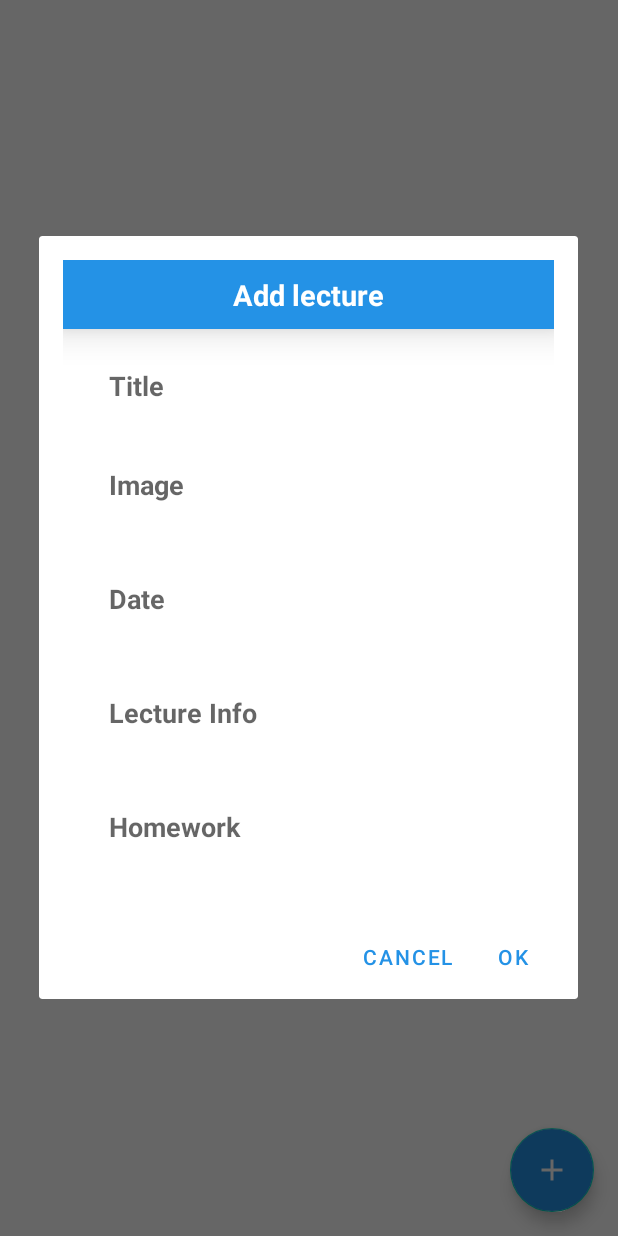
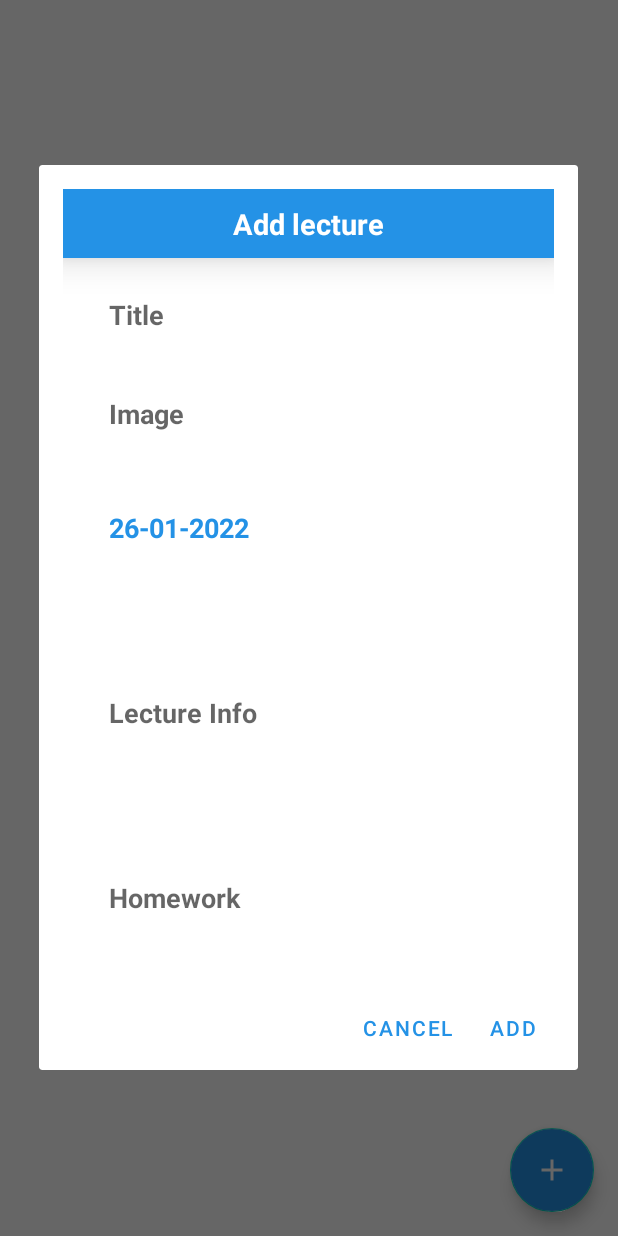
Before and after one commit to anof1r/HHelper-mobile, an Android app: the screen it shows after launch once a user with an empty profile is signed in (MainActivity), after a tap on an icon or button, on a phone screen of 412 x 824 dp. Run offline under Robolectric (Android 15) with nearby library versions, the phone set to English and light mode, and no system bars; our stand-ins replace Firebase (no records; nobody signed in at launch, a user with empty details on screens opened directly); network calls fail; 2 statements that could not run were skipped.

Commit message:
Add lecture,delete item,date visibility features

```diff
--- a/app/src/main/java/com/harman/hhelper/ApiRequests.kt
+++ b/app/src/main/java/com/harman/hhelper/ApiRequests.kt
@@ -13,10 +13,16 @@ interface ApiRequests {
 
     @FormUrlEncoded
     @POST("/addLecture")
-    fun postLecture(@Field("content") content: String,
-                    @Field("date") date: String,
-                    @Field("hw") homeWork: String,
-                    @Field("id") id: Int,
-                    @Field("imgId") ImageId: String,
-                    @Field("title") title: String) : Call<LectureJson>
+    fun postLecture(
+        @Field("content") content: String,
+        @Field("date") date: String,
+        @Field("hw") homeWork: String,
+        @Field("id") id : Int,
+        @Field("imgId") ImageId: String,
+        @Field("title") title: String
+    ) : Call<LectureJson>
+
+    @FormUrlEncoded
+    @POST("/deleteLecture")
+    fun deleteLecture(@Field("id") id: Int) : Call<Unit>
 }
--- a/app/src/main/java/com/harman/hhelper/MainActivity.kt
+++ b/app/src/main/java/com/harman/hhelper/MainActivity.kt
@@ -1,19 +1,17 @@
 package com.harman.hhelper
 
 import android.annotation.SuppressLint
+import android.app.DatePickerDialog
 import android.content.Intent
 import android.os.Bundle
 import android.view.LayoutInflater
 import android.view.MenuItem
 import android.view.View
-import android.widget.EditText
-import android.widget.Toast
+import android.widget.*
 import androidx.appcompat.app.AlertDialog
 import androidx.appcompat.app.AppCompatActivity
 import androidx.core.view.GravityCompat
 import androidx.drawerlayout.widget.DrawerLayout
-import androidx.lifecycle.LiveData
-import androidx.lifecycle.liveData
 import androidx.recyclerview.widget.LinearLayoutManager
 import androidx.recyclerview.widget.RecyclerView
 import androidx.swiperefreshlayout.widget.SwipeRefreshLayout
@@ -26,10 +24,11 @@ import com.harman.hhelper.api.LectureJsonItem
 import com.harman.hhelper.information_response.InfoResponse
 import com.harman.hhelper.information_response.Information
 import kotlinx.coroutines.*
-import retrofit2.Response
 import retrofit2.Retrofit
 import retrofit2.awaitResponse
 import retrofit2.converter.gson.GsonConverterFactory
+import java.text.SimpleDateFormat
+import java.util.*
 
 const val BASE_URL = "http://192.168.0.6:8080"
 
@@ -168,31 +167,56 @@ class MainActivity : AppCompatActivity(), NavigationView.OnNavigationItemSelecte
         return isAdminCheck
     }
 
+    @SuppressLint("SimpleDateFormat")
     @DelicateCoroutinesApi
     private fun addInfo() {
         val inflater = LayoutInflater.from(this)
         val v = inflater.inflate(R.layout.add_item, null)
 
+        val format = "dd-MM-yyyy"
         val addTitle = v.findViewById<EditText>(R.id.addTitle)
         val addLectureInfo = v.findViewById<EditText>(R.id.addContent)
         val addImg = v.findViewById<EditText>(R.id.addImage)
         val addDate = v.findViewById<EditText>(R.id.addDate)
+        addDate.text.clear()
+        addDate.setText(SimpleDateFormat(format).format(System.currentTimeMillis()))
+            val calendar = Calendar.getInstance()
+
+            val dateSetListener = DatePickerDialog.OnDateSetListener { view, year, month, dayOfMonth ->
+                calendar.set(Calendar.YEAR, year)
+                calendar.set(Calendar.MONTH, month)
+                calendar.set(Calendar.DAY_OF_MONTH, dayOfMonth)
+
+                val sdf = SimpleDateFormat(format, Locale.FRANCE)
+                addDate.setText(sdf.format(calendar.time))
+            }
+        addDate.setOnClickListener{
+            DatePickerDialog(this@MainActivity, dateSetListener,
+                calendar.get(Calendar.YEAR),
+                calendar.get(Calendar.MONTH),
+                calendar.get(Calendar.DAY_OF_MONTH)).show()
+        }
+
         val addHw = v.findViewById<EditText>(R.id.addHomeWork)
         //val addId = v.findViewById<EditText>(R.id.addId)
 
         val addDialog = AlertDialog.Builder(this)
 
         addDialog.setView(v)
-        addDialog.setPositiveButton("Ok") { dialog, _ ->
+        addDialog.setPositiveButton("Add") { dialog, _ ->
             val content = addLectureInfo.text.toString()
             val date = addDate.text.toString()
             val homeWork = addHw.text.toString()
             val imageId = addImg.text.toString()
             val title = addTitle.text.toString()
             //val id = addId.text.toString().toInt()
-            val item = LectureJsonItem(content,date,homeWork,1,imageId,title)
+            val item = LectureJsonItem(content,date,homeWork,(date + content).hashCode(),imageId,title)
             GlobalScope.launch {
                 postCurrentData(item)
+                contentArray = getCurrentData()
+                runOnUiThread{
+                    adapter?.updateAdapter(contentArray)
+                }
             }
             Toast.makeText(this, "Adding User Information Success", Toast.LENGTH_SHORT).show()
             dialog.dismiss()
@@ -204,4 +228,17 @@ class MainActivity : AppCompatActivity(), NavigationView.OnNavigationItemSelecte
         addDialog.create()
         addDialog.show()
     }
+
+    @DelicateCoroutinesApi
+    override fun onResume() {
+        super.onResume()
+        GlobalScope.launch {
+            contentArray = getCurrentData()
+            informationResponse = information.getMainContent()
+            runOnUiThread {
+                adapter?.updateAdapter(contentArray)
+                //loadingDialog.dismissDialog()
+            }
+        }
+    }
 }
--- a/app/src/main/java/com/harman/hhelper/RcViewAdapter.kt
+++ b/app/src/main/java/com/harman/hhelper/RcViewAdapter.kt
@@ -23,6 +23,7 @@ class RcViewAdapter(listArray:LectureJson, context: Context): RecyclerView.Adapt
         private val tvTitle: TextView = itemView.findViewById(R.id.tvTitle)
         private val tvContent: TextView = itemView.findViewById(R.id.tvContent)
         private val img: ImageView = itemView.findViewById(R.id.img)
+        private val date: TextView = itemView.findViewById(R.id.tvDate)
 
         private fun getImageId(context: Context, imageName: String): Int {
             return context.resources.getIdentifier("drawable/$imageName", null, context.packageName)
@@ -36,6 +37,7 @@ class RcViewAdapter(listArray:LectureJson, context: Context): RecyclerView.Adapt
             } else {
                 tvContent.text = listItem.content
             }
+            date.text = listItem.date
             img.setImageResource(resId)
             itemView.setOnClickListener {
                 val intent = Intent(context,ContentActivity::class.java).apply {
@@ -43,6 +45,8 @@ class RcViewAdapter(listArray:LectureJson, context: Context): RecyclerView.Adapt
                     putExtra("content",listItem.content)
                     putExtra("hw",listItem.homeWork)
                     putExtra("image",resId)
+                    putExtra("date",listItem.date)
+                    putExtra("id",listItem.id)
                 }
                 context.startActivity(intent)
             }
--- a/app/src/main/res/layout/add_item.xml
+++ b/app/src/main/res/layout/add_item.xml
@@ -7,7 +7,9 @@
     android:gravity="center"
     >
 
-
+    <ScrollView
+        android:layout_width="match_parent"
+        android:layout_height="wrap_content">
     <LinearLayout
         android:orientation="vertical"
         android:layout_margin="16dp"
@@ -69,11 +71,11 @@
             android:layout_marginTop="5dp"
             android:layout_marginBottom="15dp"
             android:layout_width="match_parent"
-            android:layout_height="wrap_content"/>
+            android:layout_height="wrap_content" />
         <EditText
             android:id="@+id/addContent"
             android:hint="Lecture Info"
-            android:inputType="text"
+            android:inputType="text|textMultiLine"
             android:textColor="@color/harmanColor"
             android:background="@color/white"
             android:padding="15dp"
@@ -84,7 +86,7 @@
             android:layout_marginTop="5dp"
             android:layout_marginBottom="15dp"
             android:layout_width="match_parent"
-            android:layout_height="wrap_content"/>
+            android:layout_height="150dp"/>
         <EditText
             android:id="@+id/addHomeWork"
             android:hint="Homework"
@@ -101,8 +103,6 @@
             android:layout_width="match_parent"
             android:layout_height="wrap_content"/>
 
-
-
     </LinearLayout>
-
+    </ScrollView>
 </LinearLayout>
--- a/app/src/main/res/layout/header_main_menu.xml
+++ b/app/src/main/res/layout/header_main_menu.xml
@@ -12,7 +12,7 @@
         android:layout_height="40dp"
         android:layout_marginTop="20dp"
         android:layout_marginLeft="10dp"
-        android:src="@drawable/harman2"
+        android:src="@drawable/harman"
         android:layout_centerVertical="true"
         android:id="@+id/header_img"/>
     <TextView
--- a/app/src/main/res/layout/info_layout.xml
+++ b/app/src/main/res/layout/info_layout.xml
@@ -50,6 +50,7 @@
             app:layout_constraintStart_toStartOf="parent"
             app:layout_constraintTop_toBottomOf="@+id/infoTitle"
             android:autoLink="web"/>
+
     </androidx.constraintlayout.widget.ConstraintLayout>
 
 </ScrollView>
--- a/app/src/main/res/values/array.xml
+++ b/app/src/main/res/values/array.xml
@@ -16,7 +16,7 @@
         <item>@drawable/kotlin</item>
         <item>@drawable/rxjava</item>
         <item>@drawable/android</item>
-        <item>@drawable/harman2</item>
+        <item>@drawable/harman</item>
     </string-array>
     <string-array name="information">
         <item>Useful links</item>
```
Also changed, not shown: app/src/main/java/com/harman/hhelper/ContentActivity.kt (+27 -13 lines), app/src/main/java/com/harman/hhelper/ContentManager.kt (deleted, +0 -24 lines), app/src/main/res/layout/content_layout.xml (+7 -0 lines), app/src/main/res/layout/item_layout.xml (+10 -0 lines), app/src/main/res/values/arrays.xml (+7 -0 lines), app/src/main/res/drawable/harman.jpg (renamed from app/src/main/res/drawable/harman2.jpg).
